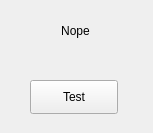
laxamore/rostu_gui, file rostuUi.ui: the form before one commit.
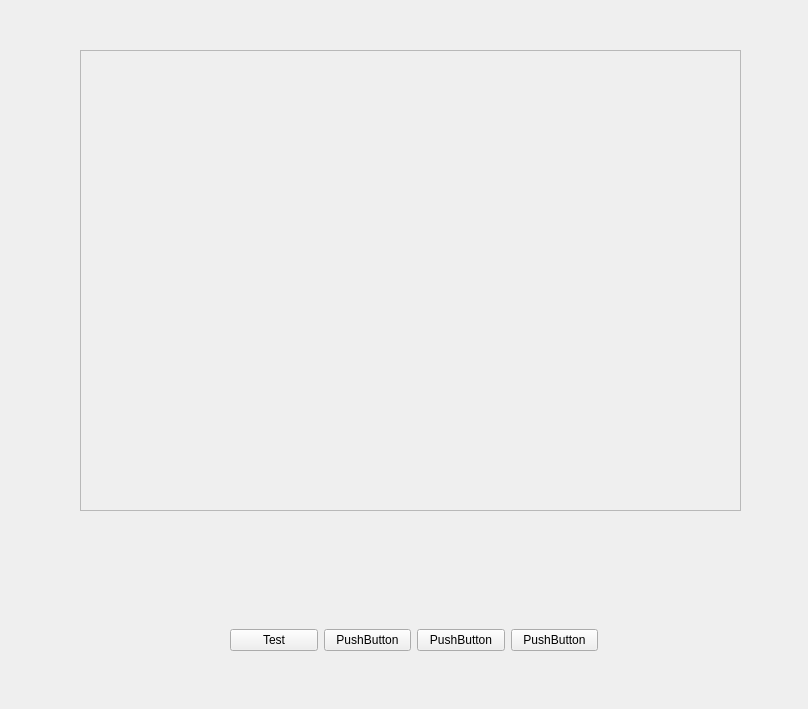
The form after the commit.

Diff of the .ui file:
```diff
--- a/rostuUi.ui
+++ b/rostuUi.ui
@@ -6,40 +6,67 @@
    <rect>
     <x>0</x>
     <y>0</y>
-    <width>153</width>
-    <height>133</height>
+    <width>808</width>
+    <height>709</height>
    </rect>
   </property>
   <property name="windowTitle">
    <string>Form</string>
   </property>
-  <widget class="QPushButton" name="pushButton">
+  <widget class="QWidget" name="horizontalLayoutWidget">
    <property name="geometry">
     <rect>
-     <x>30</x>
-     <y>80</y>
-     <width>88</width>
-     <height>34</height>
+     <x>230</x>
+     <y>600</y>
+     <width>368</width>
+     <height>80</height>
     </rect>
    </property>
-   <property name="text">
-    <string>Test</string>
-   </property>
+   <layout class="QHBoxLayout" name="horizontalLayout">
+    <item>
+     <widget class="QPushButton" name="pushButton">
+      <property name="text">
+       <string>Test</string>
+      </property>
+     </widget>
+    </item>
+    <item>
+     <widget class="QPushButton" name="pushButton_3">
+      <property name="text">
+       <string>PushButton</string>
+      </property>
+     </widget>
+    </item>
+    <item>
+     <widget class="QPushButton" name="pushButton_2">
+      <property name="text">
+       <string>PushButton</string>
+      </property>
+     </widget>
+    </item>
+    <item>
+     <widget class="QPushButton" name="pushButton_4">
+      <property name="text">
+       <string>PushButton</string>
+      </property>
+     </widget>
+    </item>
+   </layout>
   </widget>
-  <widget class="QLabel" name="label">
+  <widget class="QFrame" name="frame">
    <property name="geometry">
     <rect>
-     <x>0</x>
-     <y>10</y>
-     <width>151</width>
-     <height>41</height>
+     <x>80</x>
+     <y>50</y>
+     <width>661</width>
+     <height>461</height>
     </rect>
    </property>
-   <property name="text">
-    <string>Nope</string>
+   <property name="frameShape">
+    <enum>QFrame::StyledPanel</enum>
    </property>
-   <property name="alignment">
-    <set>Qt::AlignCenter</set>
+   <property name="frameShadow">
+    <enum>QFrame::Raised</enum>
    </property>
   </widget>
  </widget>
```
